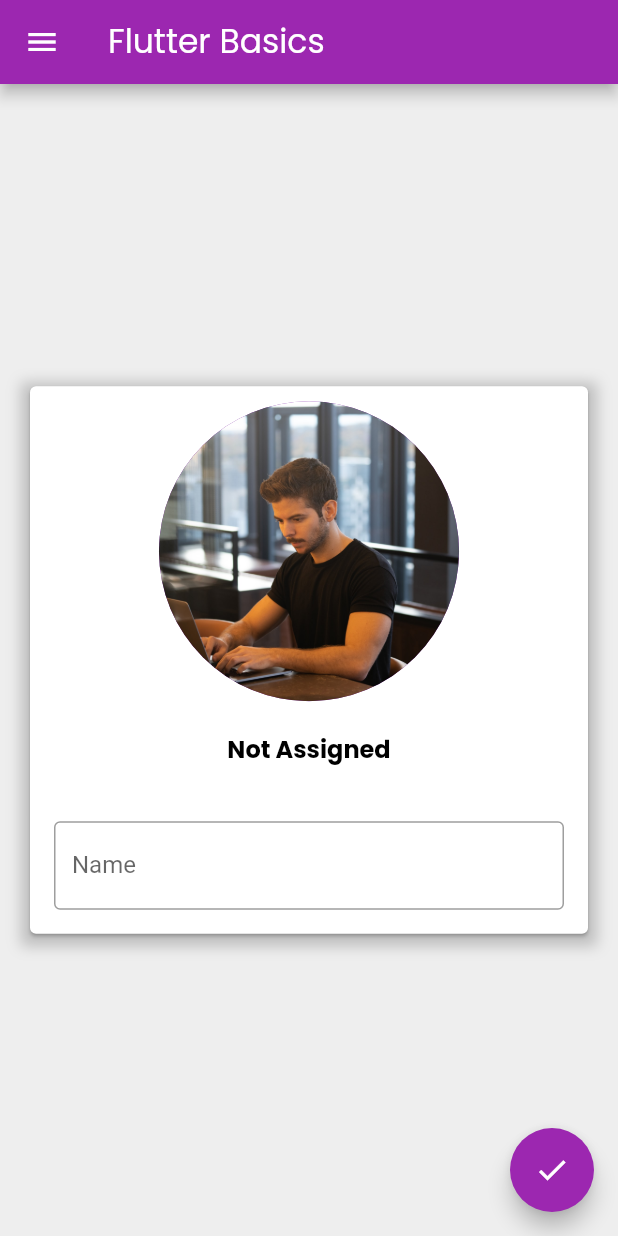
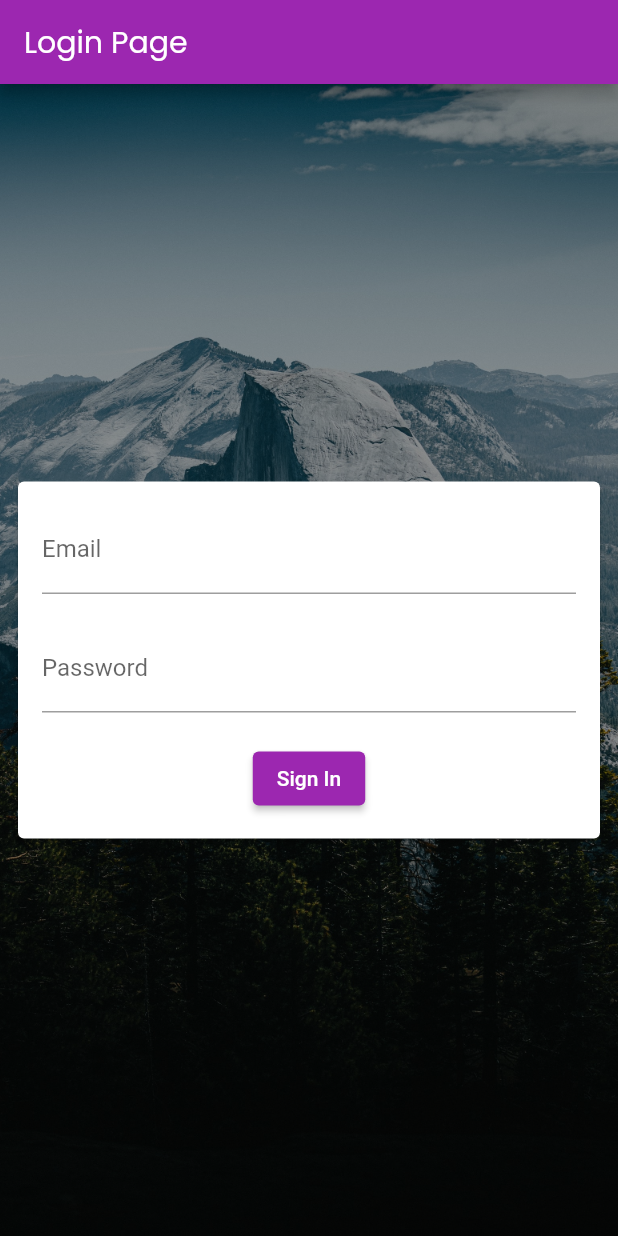
Before and after one commit to fouadsan/flutter_basics, a Flutter app: the screen it shows after launch, on a phone screen of 412 x 824 dp. Run offline on Flutter 3.47's test engine with Material 2 defaults, Android fonts, the phone set to English and light mode, and no system bars; our stand-ins replace shared_preferences.

Commit message:
Completed chapter 4

```diff
--- a/flutter_basics_app/lib/main.dart
+++ b/flutter_basics_app/lib/main.dart
@@ -1,12 +1,37 @@
 import 'package:flutter/material.dart';
 
+import 'package:shared_preferences/shared_preferences.dart';
+
 import './screens/home_screen.dart';
+import './screens/login_screen.dart';
 
 void main() {
   runApp(MyApp());
 }
 
-class MyApp extends StatelessWidget {
+class MyApp extends StatefulWidget {
+  @override
+  _MyAppState createState() => _MyAppState();
+}
+
+class _MyAppState extends State<MyApp> {
+  var loggedIn = false;
+
+  Future _checkSharedPrefs() async {
+    SharedPreferences prefs = await SharedPreferences.getInstance();
+    if (prefs.getBool("loggedIn") == true) {
+      loggedIn = true;
+    }
+    print(prefs.getBool("loggedIn"));
+    return loggedIn;
+  }
+
+  @override
+  void initState() {
+    super.initState();
+    _checkSharedPrefs();
+  }
+
   @override
   Widget build(BuildContext context) {
     return MaterialApp(
@@ -28,9 +53,14 @@ class MyApp extends StatelessWidget {
               headline1: TextStyle(
                 fontSize: 22.0,
                 color: Colors.white,
-            )),
               ),
-      home: MyHomePage(title: 'Flutter Basics'),
+            ),
+      ),
+      home: loggedIn ? MyHomePage() : LoginScreen(),
+      routes: {
+        MyHomePage.routeName: (ctx) => MyHomePage(),
+        LoginScreen.routeName: (ctx) => LoginScreen(),
+      },
     );
   }
 }
--- a/flutter_basics_app/lib/screens/home_screen.dart
+++ b/flutter_basics_app/lib/screens/home_screen.dart
@@ -3,9 +3,7 @@ import 'package:flutter/material.dart';
 import '../widgets/drawer.dart';
 
 class MyHomePage extends StatefulWidget {
-  MyHomePage({Key? key, required this.title}) : super(key: key);
-
-  final String title;
+  static const routeName = '/home';
 
   @override
   _MyHomePageState createState() => _MyHomePageState();
@@ -31,7 +29,7 @@ class _MyHomePageState extends State<MyHomePage> {
       backgroundColor: Colors.grey[200],
       appBar: AppBar(
         title: Text(
-          widget.title,
+          'Flutter Basics',
           style: Theme.of(context).textTheme.headline1,
         ),
       ),
--- /dev/null
+++ b/flutter_basics_app/lib/screens/login_screen.dart
@@ -0,0 +1,108 @@
+import 'package:flutter/material.dart';
+import 'package:shared_preferences/shared_preferences.dart';
+
+import 'home_screen.dart';
+
+class LoginScreen extends StatefulWidget {
+  static const routeName = '/login';
+
+  @override
+  _LoginScreenState createState() => _LoginScreenState();
+}
+
+class _LoginScreenState extends State<LoginScreen> {
+  final formKey = GlobalKey<FormState>();
+  SharedPreferences? preferences;
+
+  Future _addSharedPrefs() async {
+    SharedPreferences prefs = await SharedPreferences.getInstance();
+    await prefs.setBool("loggedIn", true);
+  }
+
+  final _usernameController = TextEditingController();
+  final _passwordController = TextEditingController();
+
+  @override
+  Widget build(BuildContext context) {
+    return Scaffold(
+      appBar: AppBar(
+        title: Text('Login Page'),
+      ),
+      body: Stack(
+        fit: StackFit.expand,
+        children: <Widget>[
+          Image.asset(
+            'assets/images/bg.jpg',
+            fit: BoxFit.cover,
+            color: Colors.black.withOpacity(0.4),
+            colorBlendMode: BlendMode.darken,
+          ),
+          Center(
+            child: Padding(
+              padding: const EdgeInsets.all(8.0),
+              child: SingleChildScrollView(
+                child: Form(
+                  key: formKey,
+                  child: Card(
+                    child: Padding(
+                      padding: const EdgeInsets.all(16.0),
+                      child: Column(
+                        mainAxisAlignment: MainAxisAlignment.center,
+                        children: <Widget>[
+                          TextFormField(
+                            controller: _usernameController,
+                            keyboardType: TextInputType.emailAddress,
+                            validator: (value) {
+                              if (value == null || value.isEmpty) {
+                                return 'Please fill this field';
+                              }
+                              return null;
+                            },
+                            decoration: InputDecoration(
+                              hintText: "Enter Email",
+                              labelText: "Email",
+                            ),
+                          ),
+                          SizedBox(
+                            height: 20.0,
+                          ),
+                          TextFormField(
+                            controller: _passwordController,
+                            keyboardType: TextInputType.text,
+                            validator: (value) {
+                              if (value == null || value.isEmpty) {
+                                return 'Please fill this field';
+                              }
+                            },
+                            obscureText: true,
+                            decoration: InputDecoration(
+                              hintText: "Enter Password",
+                              labelText: "Password",
+                            ),
+                          ),
+                          SizedBox(
+                            height: 20.0,
+                          ),
+                          ElevatedButton(
+                            onPressed: () async {
+                              if (formKey.currentState!.validate()) {
+                                await _addSharedPrefs();
+                                Navigator.pushReplacementNamed(
+                                    context, MyHomePage.routeName);
+                              }
+                            },
+                            child: Text("Sign In"),
+                          ),
+                        ],
+                      ),
+                    ),
+                  ),
+                ),
+              ),
+            ),
+          ),
+        ],
+      ),
+    );
+  }
+}
--- a/flutter_basics_app/pubspec.yaml
+++ b/flutter_basics_app/pubspec.yaml
@@ -28,6 +28,7 @@ dependencies:
   # The following adds the Cupertino Icons font to your application.
   # Use with the CupertinoIcons class for iOS style icons.
   cupertino_icons: ^1.0.2
+  shared_preferences: ^2.0.6
 
 dev_dependencies:
   flutter_test:
```
Also changed, not shown: flutter_basics_app/assets/images/bg.jpg (added). Lines whose indentation alone changed are shown as unchanged.
